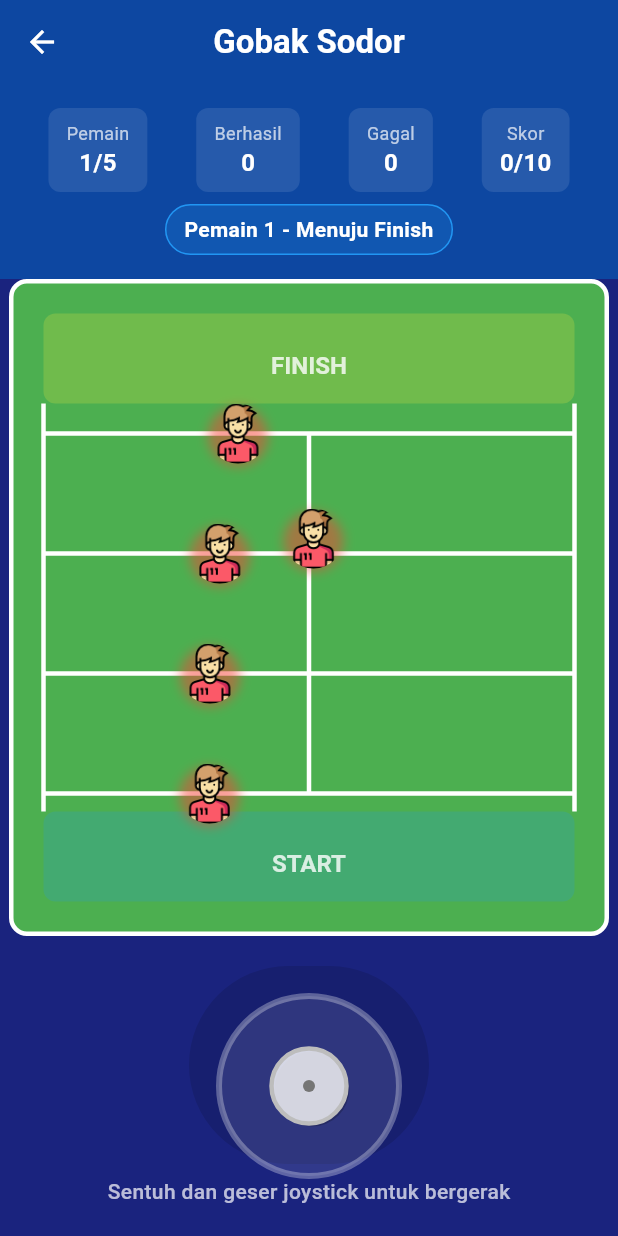
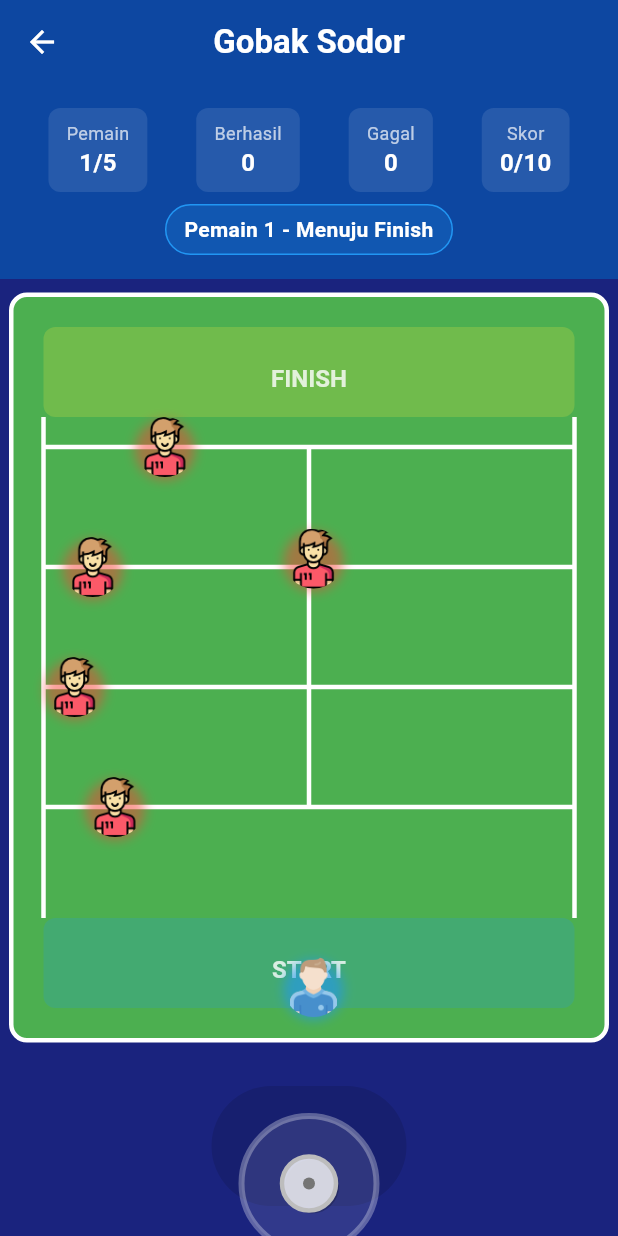
Before and after one commit to yosuatarigan/game-permainan-tradisional-simulasi, a Flutter app: the GobakSodorGame screen opened directly, after a tap on "Mulai Game", on a phone screen of 412 x 824 dp. Run offline on Flutter 3.47's test engine with Material 3 defaults, Android fonts, the phone set to English and light mode, and no system bars; our stand-ins replace audioplayers, shared_preferences; missing offline and left inert: flame; accounts and stored records are empty; Roboto replaces fonts that are missing (Poppins).

Commit message:
hadang sudah selesai

```diff
--- a/lib/gobaksodor/gobak_sodor_game.dart
+++ b/lib/gobaksodor/gobak_sodor_game.dart
@@ -40,8 +40,8 @@
   Offset joystickPosition = Offset.zero;
   Offset knobPosition = Offset.zero;
   bool joystickActive = false;
-  final double joystickRadius = 60;
-  final double knobRadius = 25;
+  final double joystickRadius = 45;
+  final double knobRadius = 18;
   final GlobalKey joystickKey = GlobalKey();
 
   // Particles
@@ -70,7 +70,7 @@
 
   void _initializeGame() {
     _guardController = AnimationController(
-      duration: const Duration(seconds: 2),
+      duration: const Duration(milliseconds: 6000),
       vsync: this,
     )..repeat();
 
@@ -580,7 +580,7 @@
           ),
 
           Container(
-            height: 200,
+            height: 120,
             padding: const EdgeInsets.all(20),
             child: Column(
               children: [
@@ -635,17 +635,7 @@
                     ),
                   ),
 
-                  const Padding(
-                    padding: EdgeInsets.only(top: 8),
-                    child: Text(
-                      'Sentuh dan geser joystick untuk bergerak',
-                      style: TextStyle(
-                        color: Colors.white70,
-                        fontSize: 14,
-                        fontWeight: FontWeight.w500,
-                      ),
-                    ),
-                  ),
+
                 ],
 
                 if (gameOver)
@@ -739,12 +729,21 @@
 
   Offset getCurrentPosition() {
     double progress = controller.value;
-    double movement = sin(progress * 2 * pi + id * 0.3) * (movementRange / 2);
+    // Gunakan sin untuk gerakan smooth bolak-balik
+    double movement = sin(progress * 2 * pi + id * 0.5);
 
     if (isHorizontal) {
-      return Offset(basePosition.dx + movement, basePosition.dy);
+      // Bergerak dari 40 (kiri) sampai 360 (kanan)
+      double minX = 40;
+      double maxX = 360;
+      double x = minX + (maxX - minX) * ((movement + 1) / 2);
+      return Offset(x, basePosition.dy);
     } else {
-      return Offset(basePosition.dx, basePosition.dy + movement);
+      // Bergerak vertikal
+      double minY = 120;
+      double maxY = 320;
+      double y = minY + (maxY - minY) * ((movement + 1) / 2);
+      return Offset(basePosition.dx, y);
     }
   }
 }
```
